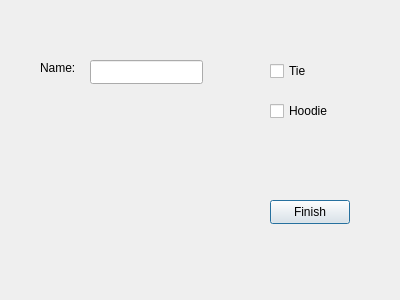
This is mensweardialog.ui in elb-bme/AFKHF as Qt 5 draws it before an edit. The edited form follows.
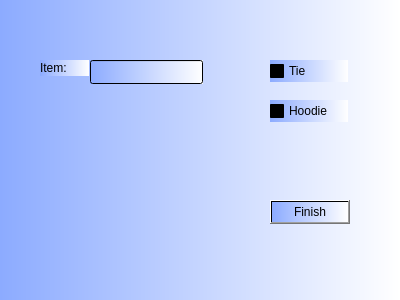
This is the edited form.

What changed in the file:
```diff
--- a/mensweardialog.ui
+++ b/mensweardialog.ui
@@ -13,6 +13,9 @@
   <property name="windowTitle">
    <string>Dialog</string>
   </property>
+  <property name="styleSheet">
+   <string notr="true">background-color: qlineargradient(spread:pad, x1:0, y1:0, x2:1, y2:0, stop:0 rgba(140, 171, 255, 255), stop:1 rgba(255, 255, 255, 255));</string>
+  </property>
   <widget class="QCheckBox" name="hoodieCheckBox">
    <property name="geometry">
     <rect>
@@ -35,8 +38,11 @@
      <height>16</height>
     </rect>
    </property>
+   <property name="styleSheet">
+    <string notr="true">font: 700 9pt &quot;Segoe UI&quot;;</string>
+   </property>
    <property name="text">
-    <string>Name:</string>
+    <string>Item:</string>
    </property>
   </widget>
   <widget class="QCheckBox" name="tieCheckBox">
```
